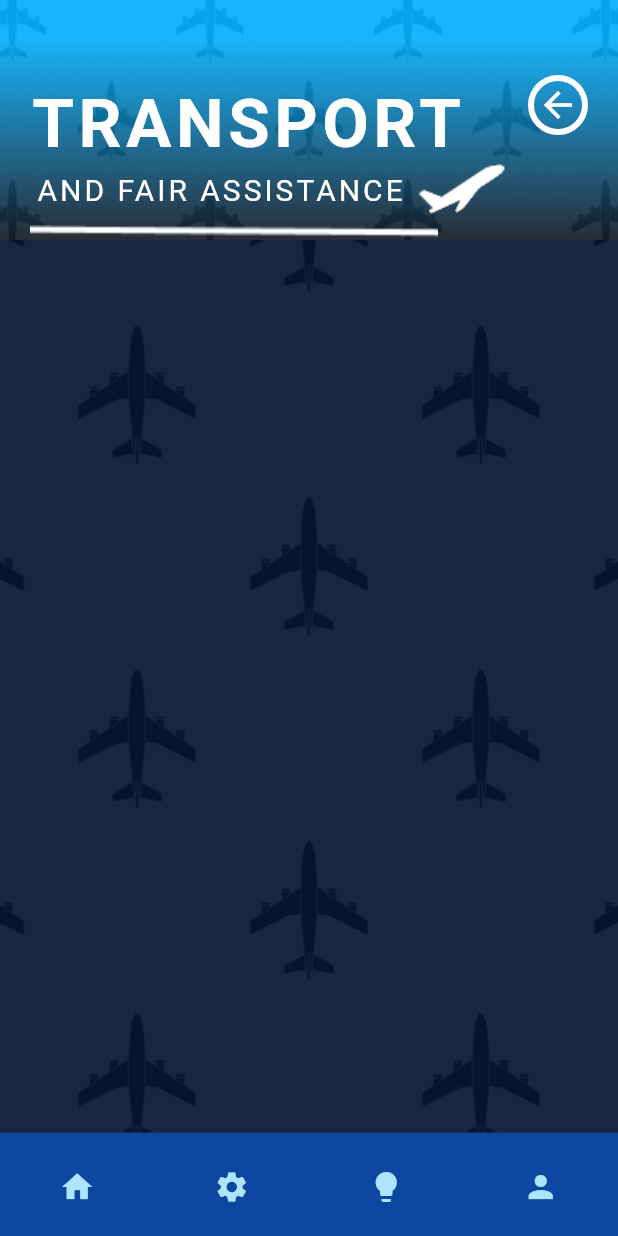
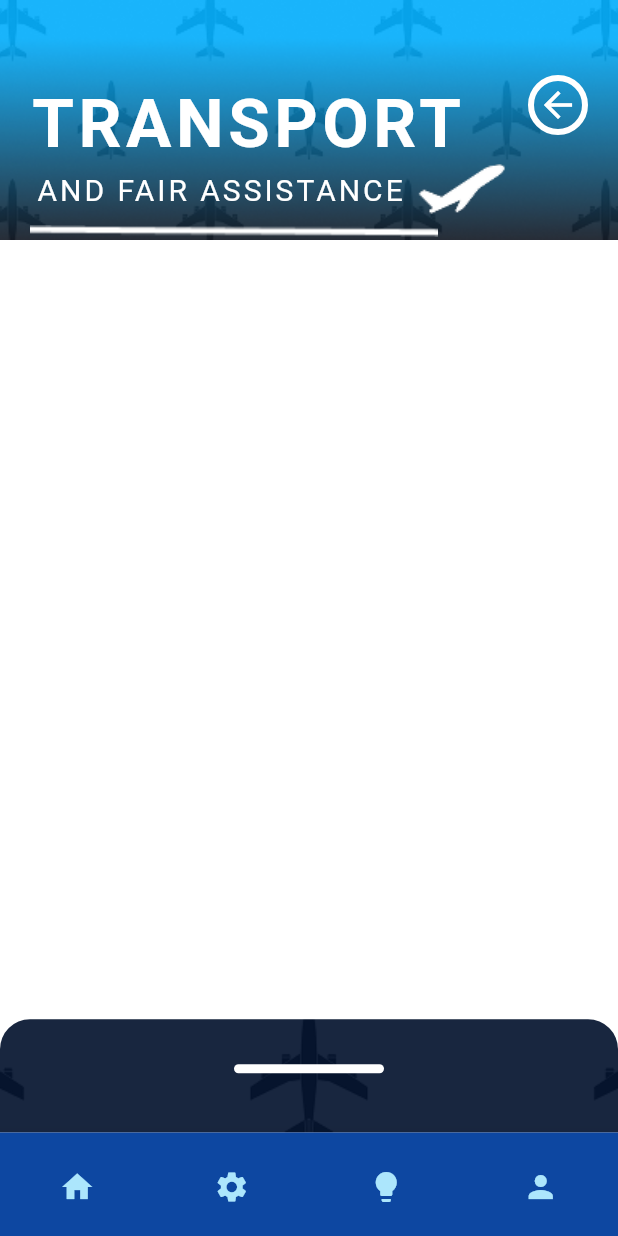
Before and after one commit to CREW-72/jet-set-go, a Flutter app: the HomePage screen opened directly, on a phone screen of 412 x 824 dp. Run offline on Flutter 3.47's test engine with Material 3 defaults, Android fonts, the phone set to English and light mode, and no system bars; our stand-ins replace google_fonts.

Commit message:
Add the scroll bar to the page

```diff
--- a/lib/transport.dart
+++ b/lib/transport.dart
@@ -42,11 +42,8 @@ class _HomePageState extends State<HomePage> {
           // Background Image
           Container(
             decoration: BoxDecoration(
-              image: DecorationImage(
-                image: AssetImage("assets/images/background.png"),
-                fit: BoxFit.cover,
+              color: Colors.white, // Set background color to white
               ),
-            ),
           ),
 
           // Header Image
@@ -136,6 +133,37 @@ class _HomePageState extends State<HomePage> {
               ),
             ),
           ),
+
+          DraggableScrollableSheet(
+            initialChildSize: 0.1, // Shows small part at bottom
+            minChildSize: 0.1, // Minimum visible size
+            maxChildSize: 0.6, // Maximum size when dragged
+            builder: (context, scrollController) {
+              return Container(
+                decoration: BoxDecoration(
+                  image: DecorationImage(
+                    image: AssetImage("assets/images/background.png"),
+                    fit: BoxFit.cover,
+                  ),
+                  borderRadius: BorderRadius.vertical(top: Radius.circular(20)),
+                ),
+                child: Column(
+                  children: [
+                    // Drag Handle
+                    Container(
+                      margin: EdgeInsets.only(top: 30),
+                      width: 100,
+                      height: 6,
+                      decoration: BoxDecoration(
+                        color: Colors.white,
+                        borderRadius: BorderRadius.circular(10),
+                      ),
+                    ),
+                  ],
+                ),
+              );
+            },
+          ),
         ],
       ),
 
```
